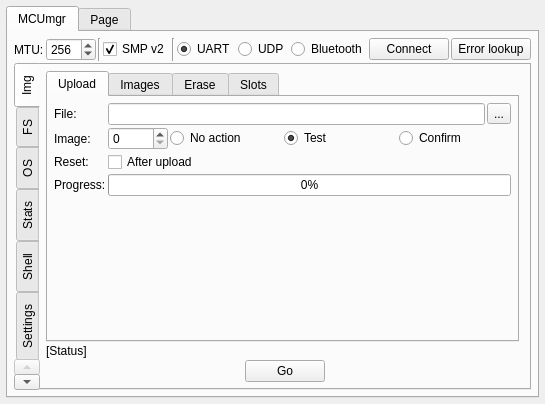
First picture: the form in plugins/mcumgr/form.ui, repository thedjnK/AuTerm, before the edit.
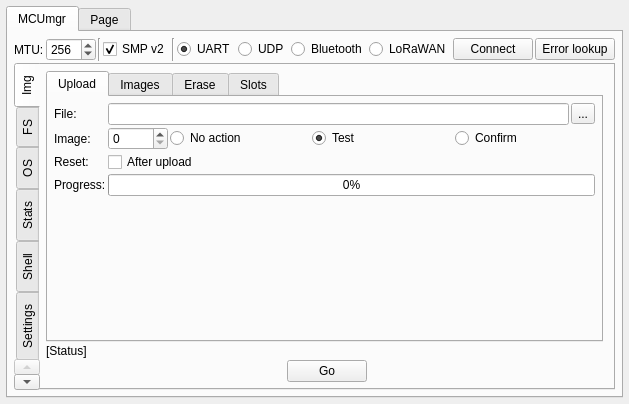
Second picture: the form after the edit. Custom widgets are drawn as their Qt base class.

Commit message: plugins: mcumgr: Add initial LoRaWAN transport

The edit to the form file:
```diff
--- a/plugins/mcumgr/form.ui
+++ b/plugins/mcumgr/form.ui
@@ -6,7 +6,7 @@
    <rect>
     <x>0</x>
     <y>0</y>
-    <width>544</width>
+    <width>572</width>
     <height>404</height>
    </rect>
   </property>
@@ -154,6 +154,19 @@
            </attribute>
           </widget>
          </item>
+         <item>
+          <widget class="QRadioButton" name="radio_transport_lora">
+           <property name="text">
+            <string>LoRaWAN</string>
+           </property>
+           <property name="autoExclusive">
+            <bool>true</bool>
+           </property>
+           <attribute name="buttonGroup">
+            <string notr="true">buttonGroup_3</string>
+           </attribute>
+          </widget>
+         </item>
          <item>
           <widget class="QPushButton" name="btn_transport_connect">
            <property name="text">
```
The commit also changes 9 other files.
